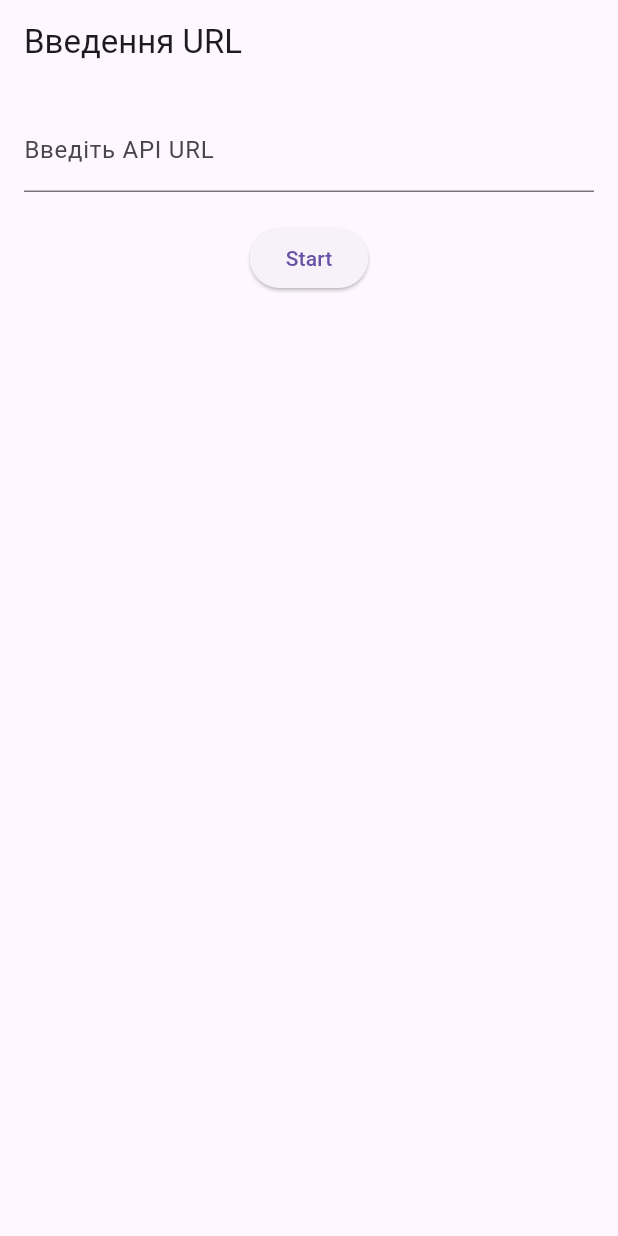
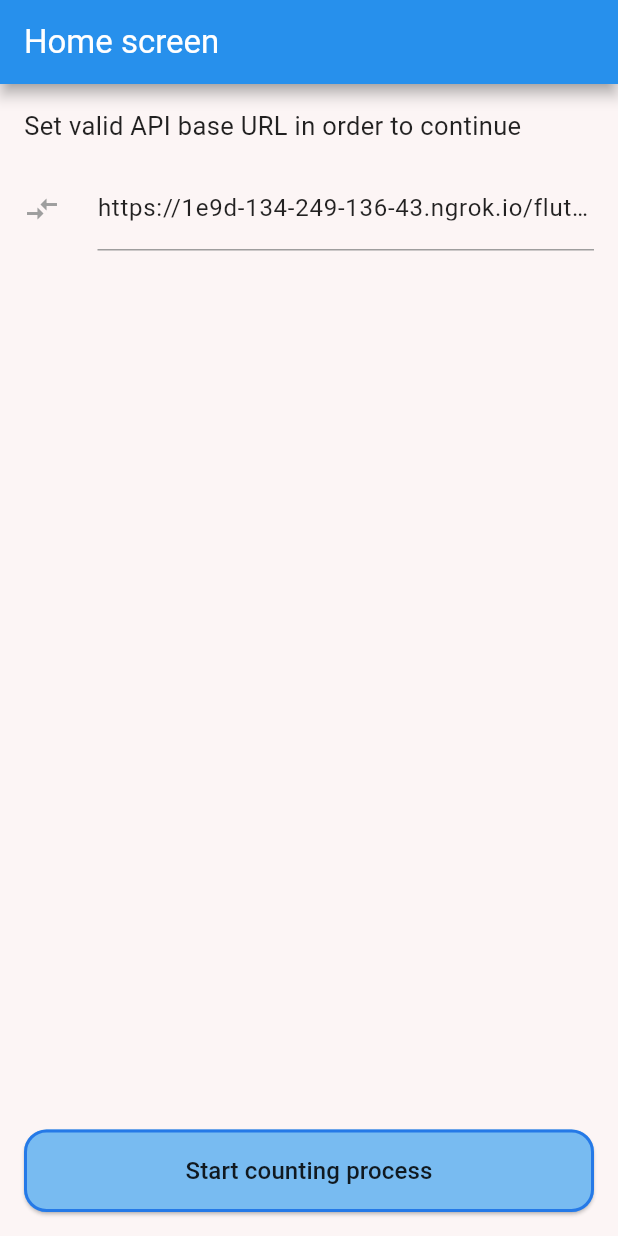
Before and after one commit to IvanRobak/shortest_path_app, a Flutter app: the screen it shows after launch, on a phone screen of 412 x 824 dp. Run offline on Flutter 3.47's test engine with Material 3 defaults, Android fonts, the light colour scheme and no system bars.

Commit message:
Home screen

```diff
--- a/lib/main.dart
+++ b/lib/main.dart
@@ -20,7 +20,9 @@ class MyApp extends StatelessWidget {
       initialRoute: '/',
       routes: {
         '/': (context) => const UrlInputScreen(),
-        '/process': (context) => const CalculationProcessScreen(apiUrl: ''),
+        '/process': (context) => const CalculationProcessScreen(
+              apiUrl: '',
+            ),
         '/results': (context) => ResultsScreen(),
       },
     );
--- a/lib/screens/url_input_screen.dart
+++ b/lib/screens/url_input_screen.dart
@@ -15,11 +15,19 @@ class UrlInputScreenState extends State<UrlInputScreen> {
   void _startProcess() {
     final url = _urlController.text;
     if (Uri.tryParse(url)?.hasAbsolutePath == true) {
-      Navigator.of(context).push(MaterialPageRoute(
-          builder: (_) => CalculationProcessScreen(apiUrl: url)));
+      setState(() {
+        errorMessage =
+            null; // При коректному URL прибираємо повідомлення про помилку
+      });
+      // Переходимо до наступного екрану
+      Navigator.of(context).push(
+        MaterialPageRoute(
+          builder: (_) => CalculationProcessScreen(apiUrl: url),
+        ),
+      );
     } else {
       setState(() {
-        errorMessage = 'Некоректний URL';
+        errorMessage = 'Incorrect URL'; // Виводимо помилку при некоректному URL
       });
     }
   }
@@ -27,22 +35,79 @@ class UrlInputScreenState extends State<UrlInputScreen> {
   @override
   Widget build(BuildContext context) {
     return Scaffold(
-      appBar: AppBar(title: const Text('Введення URL')),
+      backgroundColor: const Color.fromARGB(255, 252, 245, 245),
+      appBar: AppBar(
+        title: const Text(
+          'Home screen',
+          style: TextStyle(color: Colors.white),
+        ),
+        backgroundColor: Colors.blue,
+        elevation: 4, // Додаємо тінь під AppBar
+        shadowColor: Colors.grey, // Колір тіні
+      ),
       body: Padding(
         padding: const EdgeInsets.all(16.0),
         child: Column(
+          crossAxisAlignment: CrossAxisAlignment.start,
           children: [
-            TextField(
-              controller: _urlController,
-              decoration: InputDecoration(
-                labelText: 'Введіть API URL',
-                errorText: errorMessage,
+            const Text(
+              'Set valid API base URL in order to continue',
+              style: TextStyle(fontSize: 17, color: Colors.black87),
+            ),
+            const SizedBox(height: 15),
+            Row(
+              children: [
+                const Icon(Icons.compare_arrows,
+                    color: Colors.grey), // Кастомна іконка зліва
+                const SizedBox(width: 25),
+                Expanded(
+                  child: TextField(
+                    controller: _urlController,
+                    decoration: InputDecoration(
+                      labelText:
+                          'https://1e9d-134-249-136-43.ngrok.io/flutter-tutorial',
+                      labelStyle: const TextStyle(color: Colors.black87),
+                      errorText:
+                          errorMessage, // Якщо помилка, відображаємо повідомлення
+                      enabledBorder: const UnderlineInputBorder(
+                        borderSide:
+                            BorderSide(color: Colors.grey), // Рамка лише знизу
+                      ),
+                      focusedBorder: const UnderlineInputBorder(
+                        borderSide: BorderSide(
+                            color: Colors.blue,
+                            width: 2.0), // Синя рамка лише знизу при фокусі
+                      ),
+                    ),
+                  ),
+                ),
+              ],
+            ),
+            const Spacer(), // Додаємо простір між текстовим полем і кнопкою
+            SizedBox(
+              width: double.infinity,
+              child: ElevatedButton(
+                onPressed: _startProcess,
+                style: ElevatedButton.styleFrom(
+                  backgroundColor:
+                      const Color.fromARGB(255, 120, 187, 241), // Синя кнопка
+                  padding: const EdgeInsets.symmetric(vertical: 16),
+                  shape: RoundedRectangleBorder(
+                    borderRadius: BorderRadius.circular(15),
+                    side: const BorderSide(
+                      color: Color.fromARGB(255, 37, 121, 231),
+                      width: 2, // Темніший бордер
+                    ),
+                  ),
+                ),
+                child: const Text(
+                  'Start counting process',
+                  style: TextStyle(
+                    fontSize: 16,
+                    color: Colors.black87, // Чорний текст
+                  ),
+                ),
               ),
-            ),
-            const SizedBox(height: 20),
-            ElevatedButton(
-              onPressed: _startProcess,
-              child: const Text('Start'),
             ),
           ],
         ),
```
Also changed, not shown: lib/screens/calculation_process_screen.dart (+27 -15 lines).
